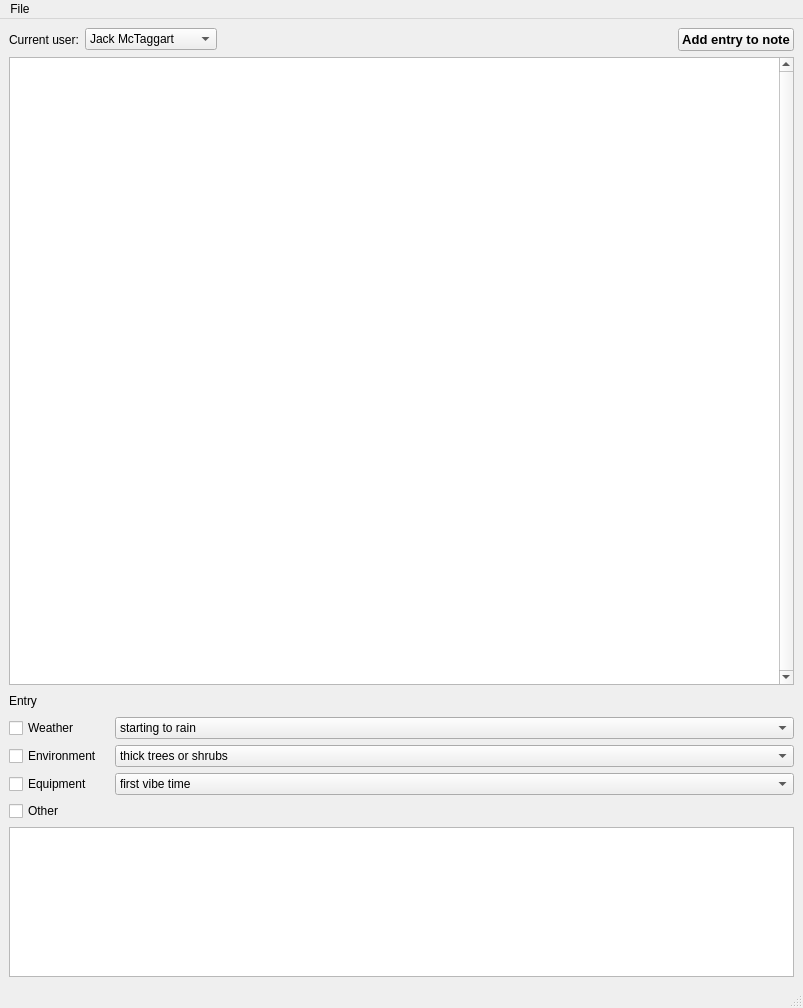
Old version of the form src/main/resources/base/note.ui in the repository davidboutelier/FieldNotes.
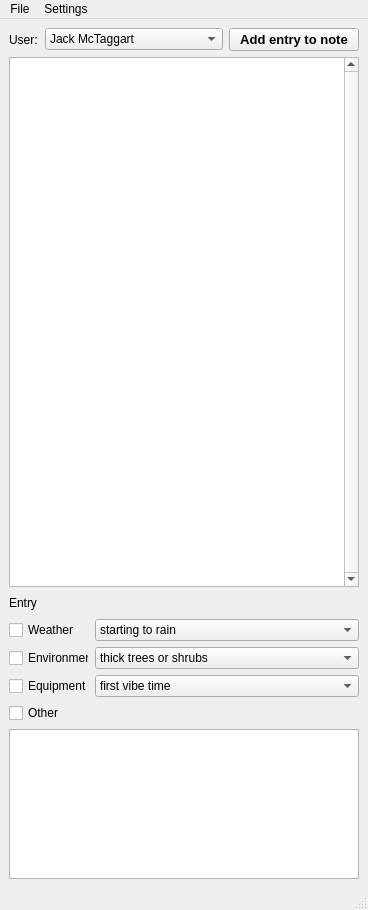
New version of the form.

What changed in the file:
```diff
--- a/src/main/resources/base/note.ui
+++ b/src/main/resources/base/note.ui
@@ -6,8 +6,8 @@
    <rect>
     <x>0</x>
     <y>0</y>
-    <width>803</width>
-    <height>1008</height>
+    <width>368</width>
+    <height>910</height>
    </rect>
   </property>
   <property name="windowTitle">
@@ -21,23 +21,29 @@
        <widget class="QLabel" name="label_2">
         <property name="minimumSize">
          <size>
-          <width>70</width>
+          <width>30</width>
           <height>0</height>
          </size>
         </property>
         <property name="maximumSize">
          <size>
-          <width>70</width>
+          <width>30</width>
           <height>16777215</height>
          </size>
         </property>
         <property name="text">
-         <string>Current user:</string>
+         <string>User:</string>
         </property>
        </widget>
       </item>
       <item>
        <widget class="QComboBox" name="user_comboBox">
+        <property name="sizePolicy">
+         <sizepolicy hsizetype="Expanding" vsizetype="Fixed">
+          <horstretch>0</horstretch>
+          <verstretch>0</verstretch>
+         </sizepolicy>
+        </property>
         <property name="minimumSize">
          <size>
           <width>50</width>
@@ -46,7 +52,7 @@
         </property>
         <property name="maximumSize">
          <size>
-          <width>250</width>
+          <width>16777215</width>
           <height>16777215</height>
          </size>
         </property>
@@ -117,21 +123,20 @@
         </item>
        </widget>
       </item>
-      <item>
-       <spacer name="horizontalSpacer">
-        <property name="orientation">
-         <enum>Qt::Horizontal</enum>
-        </property>
-        <property name="sizeHint" stdset="0">
-         <size>
-          <width>40</width>
-          <height>20</height>
-         </size>
-        </property>
-       </spacer>
-      </item>
       <item>
        <widget class="QPushButton" name="add_entry_pushButton">
+        <property name="minimumSize">
+         <size>
+          <width>130</width>
+          <height>0</height>
+         </size>
+        </property>
+        <property name="maximumSize">
+         <size>
+          <width>130</width>
+          <height>16777215</height>
+         </size>
+        </property>
         <property name="font">
          <font>
           <pointsize>10</pointsize>
@@ -186,13 +191,13 @@
        <widget class="QCheckBox" name="checkBox">
         <property name="minimumSize">
          <size>
-          <width>100</width>
+          <width>80</width>
           <height>0</height>
          </size>
         </property>
         <property name="maximumSize">
          <size>
-          <width>100</width>
+          <width>80</width>
           <height>16777215</height>
          </size>
         </property>
@@ -233,13 +238,13 @@
        <widget class="QCheckBox" name="checkBox_2">
         <property name="minimumSize">
          <size>
-          <width>100</width>
+          <width>80</width>
           <height>0</height>
          </size>
         </property>
         <property name="maximumSize">
          <size>
-          <width>100</width>
+          <width>80</width>
           <height>16777215</height>
          </size>
         </property>
@@ -285,13 +290,13 @@
        <widget class="QCheckBox" name="checkBox_3">
         <property name="minimumSize">
          <size>
-          <width>100</width>
+          <width>80</width>
           <height>0</height>
          </size>
         </property>
         <property name="maximumSize">
          <size>
-          <width>100</width>
+          <width>80</width>
           <height>16777215</height>
          </size>
         </property>
@@ -370,7 +375,7 @@
     <rect>
      <x>0</x>
      <y>0</y>
-     <width>803</width>
+     <width>368</width>
      <height>21</height>
     </rect>
    </property>
@@ -382,7 +387,14 @@
     <addaction name="actionOpen"/>
     <addaction name="actionClose"/>
    </widget>
+   <widget class="QMenu" name="menuSettings">
+    <property name="title">
+     <string>Settings</string>
+    </property>
+    <addaction name="actionchange_settings"/>
+   </widget>
    <addaction name="menuNew"/>
+   <addaction name="menuSettings"/>
   </widget>
   <widget class="QStatusBar" name="statusbar"/>
   <action name="actionOpen">
```
Left out of the diff: 15 changed lines with no effect on the pictures.
